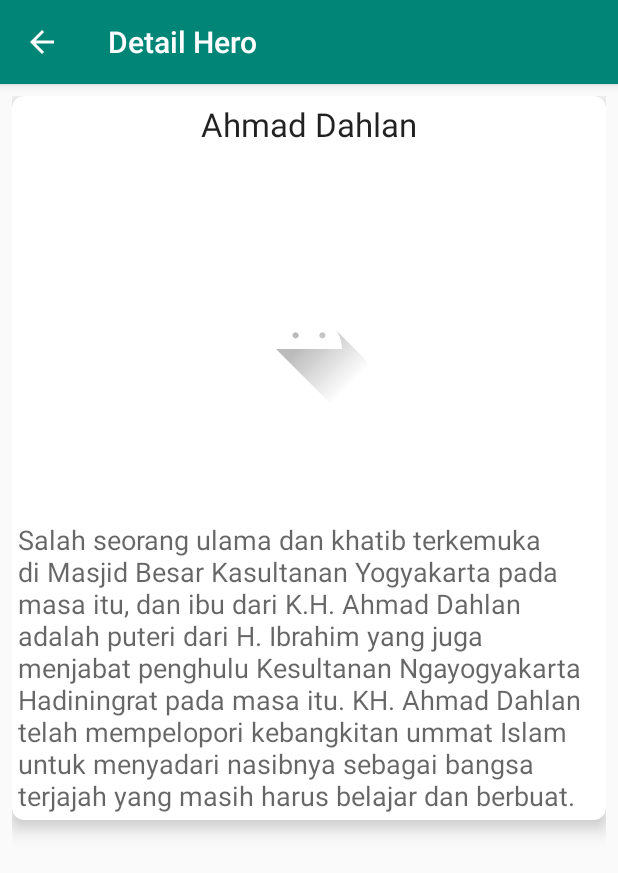
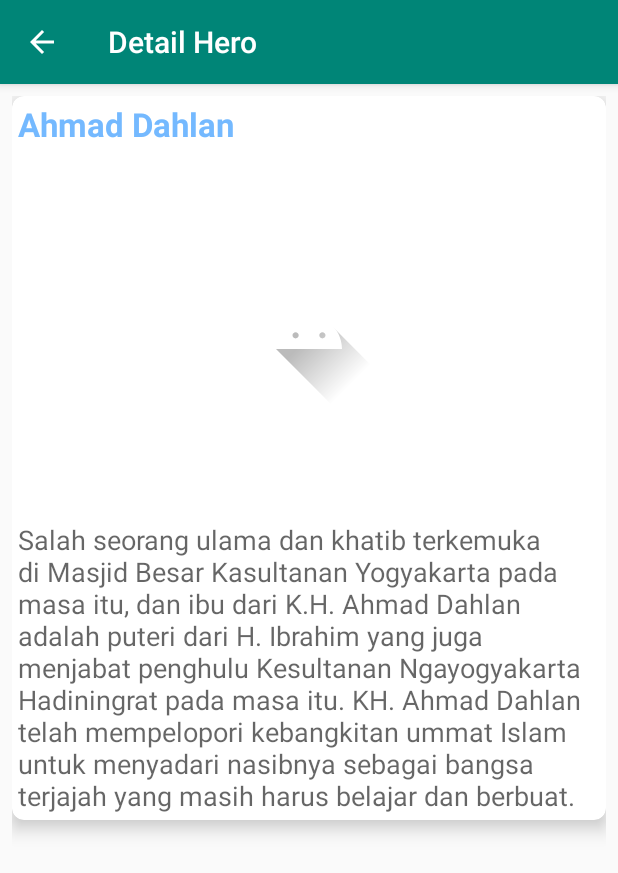
Before and after one commit to monsterwkwk/android_mylistapp, an Android app: the screen it shows after launch (DetailHeroActivity), after a tap on "Ahmad Dahlan", on a phone screen of 412 x 824 dp. Shown: the top 873 px of the screen. Run offline under Robolectric (Android 15) with nearby library versions, the phone set to English and light mode, and no system bars; pictures from the network do not load.

Commit message:
[rahmatkurniawan811] DetailHero - styling layout

```diff
--- a/app/src/main/res/layout/activity_detail_hero.xml
+++ b/app/src/main/res/layout/activity_detail_hero.xml
@@ -24,7 +24,8 @@
                 android:id="@+id/tvHeroDetailName"
                 android:layout_width="match_parent"
                 android:layout_height="wrap_content"
-                android:gravity="center"
+                android:textStyle="bold"
+                android:textColor="@color/base"
                 android:text="@string/hero_name"
                 android:textAppearance="@style/TextAppearance.AppCompat.Large" />
 
--- a/app/src/main/res/values/colors.xml
+++ b/app/src/main/res/values/colors.xml
@@ -4,4 +4,5 @@
     <color name="colorPrimaryDark">#00574B</color>
     <color name="colorAccent">#D81B60</color>
     <color name="card">#dfe6e9</color>
+    <color name="base">#74b9ff</color>
 </resources>
```
Also changed, not shown: app/src/main/res/layout/item_list_hero.xml (+17 -6 lines).
